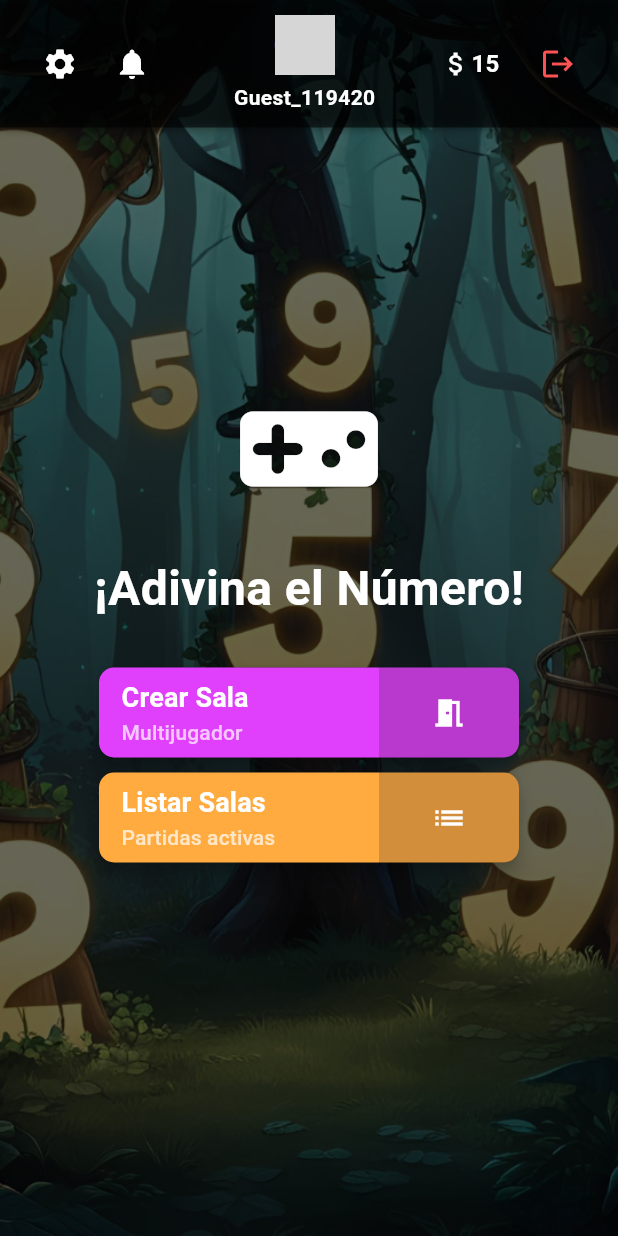
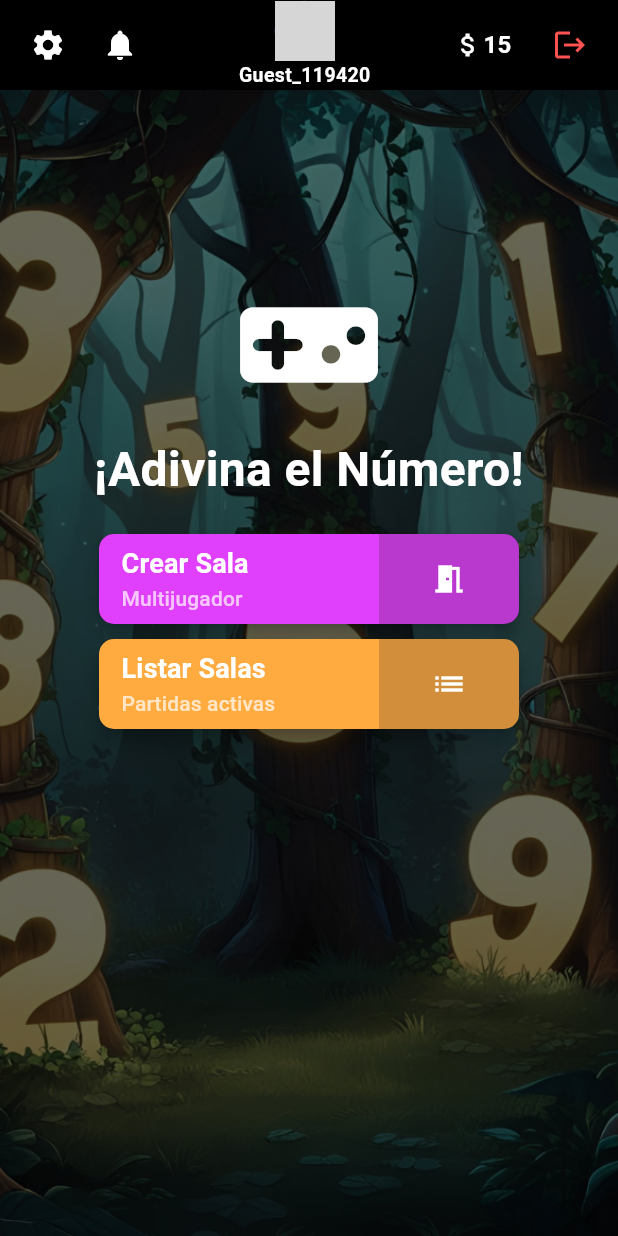
Before and after one commit to jesusromero92/GuessNumber, a Flutter app: the CreateRoomScreen screen opened directly with empty values, after a tap on "Volver", on a phone screen of 412 x 824 dp. Run offline on Flutter 3.47's test engine with Material 3 defaults, Android fonts, the light colour scheme and no system bars; our stand-ins replace lottie, shared_preferences; accounts and stored records are empty; grey boxes are pictures that could not be loaded.

Commit message:
v1.4 contenido centrado

```diff
--- a/lib/CreateRoomScreen.dart
+++ b/lib/CreateRoomScreen.dart
@@ -135,11 +135,16 @@ class _CreateRoomScreenState extends State<CreateRoomScreen> {
         return false;
       },
       child: Scaffold(
-        resizeToAvoidBottomInset: false, // 🔥 Evita que la UI cambie al abrir el teclado
-        body: Stack(
-          children: [
-            // 🔥 Fondo de pantalla
-            Container(
+        resizeToAvoidBottomInset: false,
+        appBar: PreferredSize(
+          preferredSize: Size.fromHeight(60),
+          child: SafeArea(child: TopBar()),
+        ),
+        body: LayoutBuilder(
+          builder: (context, constraints) {
+            bool isHorizontal = constraints.maxWidth > constraints.maxHeight;
+
+            return Container(
               decoration: BoxDecoration(
                 image: DecorationImage(
                   image: AssetImage("assets/background.png"),
@@ -148,46 +153,39 @@ class _CreateRoomScreenState extends State<CreateRoomScreen> {
                       Colors.black.withOpacity(0.6), BlendMode.darken),
                 ),
               ),
+              child: isHorizontal
+                  ? SingleChildScrollView( // 🔥 Solo hay scroll en horizontal
+                physics: BouncingScrollPhysics(),
+                child: _buildContent(),
+              )
+                  : _buildContent(), // 🔥 En vertical no hay scroll
+            );
+          },
         ),
+      ),
+    );
+  }
 
-            // 🔥 TopBar pegado arriba
-            Positioned(
-              top: 0,
-              left: 0,
-              right: 0,
-              child: TopBar(),
-            ),
-
-            // 🔥 Scroll para dispositivos pequeños
-            SingleChildScrollView(
-              physics: BouncingScrollPhysics(),
-              child: Container(
-                height: MediaQuery
-                    .of(context)
-                    .size
-                    .height, // 🔥 Ocupa toda la pantalla
+  /// 🔥 Contenido de la pantalla (se reutiliza en ambas vistas)
+  Widget _buildContent() {
+    return Padding(
       padding: EdgeInsets.symmetric(horizontal: 20),
-                child: LayoutBuilder(
-                  builder: (context, constraints) {
-                    bool isHorizontal = constraints.maxWidth >
-                        600; // 🔥 Detecta orientación
-
-                    return Column(
-                      mainAxisAlignment: MainAxisAlignment.center,
+      child: Column(
+        mainAxisAlignment: MainAxisAlignment.start, // 🔥 Alinea arriba
         crossAxisAlignment: CrossAxisAlignment.center,
         children: [
-                        Icon(Icons.add_circle_outline, color: Colors.white,
-                            size: isHorizontal ? 60 : 80),
-                        SizedBox(height: isHorizontal ? 10 : 15),
+          SizedBox(height: 120), // 🔥 Ajusta la distancia desde el top
+          Icon(Icons.add_circle_outline, color: Colors.white, size: 80),
+          SizedBox(height: 10), // 🔥 Reduce el espacio
           Text(
             "Crear Sala",
             style: TextStyle(
-                            fontSize: isHorizontal ? 24 : 28,
+              fontSize: 28,
               fontWeight: FontWeight.bold,
               color: Colors.white,
             ),
           ),
-                        SizedBox(height: isHorizontal ? 15 : 20),
+          SizedBox(height: 15), // 🔥 Reduce el espacio
 
           // 🔥 Campo de ID de Sala
           TextField(
@@ -198,15 +196,14 @@ class _CreateRoomScreenState extends State<CreateRoomScreen> {
               fillColor: Colors.white.withOpacity(0.2),
               hintText: "ID de Sala",
               hintStyle: TextStyle(color: Colors.white70),
-                            prefixIcon: Icon(
-                                Icons.meeting_room, color: Colors.white),
+              prefixIcon: Icon(Icons.meeting_room, color: Colors.white),
               border: OutlineInputBorder(
                 borderRadius: BorderRadius.circular(10),
                 borderSide: BorderSide.none,
               ),
             ),
           ),
-                        SizedBox(height: 15),
+          SizedBox(height: 10), // 🔥 Reduce el espacio
 
           // 🔥 Campo de Cantidad de Dígitos
           TextField(
@@ -225,42 +222,16 @@ class _CreateRoomScreenState extends State<CreateRoomScreen> {
               ),
             ),
           ),
-                        SizedBox(height: 15),
+          SizedBox(height: 10), // 🔥 Reduce el espacio
 
-                        if (isHorizontal)
-                        // 🔥 En horizontal, los botones están en fila
-                          Row(
-                            mainAxisAlignment: MainAxisAlignment.center,
-                            children: [
-                              // 🔥 Botón Volver
-                              TextButton(
-                                onPressed: () {
-                                  Navigator.of(context).pushReplacement(
-                                    PageRouteBuilder(
-                                      pageBuilder: (context, animation,
-                                          secondaryAnimation) => MainScreen(),
-                                      transitionDuration: Duration.zero,
-                                      reverseTransitionDuration: Duration.zero,
-                                    ),
-                                  );
-                                },
-                                child: Text("Volver", style: TextStyle(
-                                    color: Colors.redAccent, fontSize: 18)),
-                              ),
-
-                              SizedBox(width: 20), // Espacio entre los botones
-
-                              // 🔥 Botón Crear Sala
+          // 🔥 Botones (Igual en ambas orientaciones)
           ElevatedButton(
             onPressed: _isJoining ? null : _createRoom,
             style: ElevatedButton.styleFrom(
-                                  padding: EdgeInsets.symmetric(
-                                      horizontal: 40, vertical: 12),
+              padding: EdgeInsets.symmetric(horizontal: 40, vertical: 12),
               shape: RoundedRectangleBorder(
                   borderRadius: BorderRadius.circular(10)),
-                                  backgroundColor: _isJoining
-                                      ? Colors.grey
-                                      : Colors.orangeAccent,
+              backgroundColor: _isJoining ? Colors.grey : Colors.orangeAccent,
             ),
             child: _isJoining
                 ? SizedBox(
@@ -269,64 +240,27 @@ class _CreateRoomScreenState extends State<CreateRoomScreen> {
               child: CircularProgressIndicator(
                   color: Colors.black, strokeWidth: 3),
             )
-                                    : Text("Crear Sala", style: TextStyle(
-                                    fontSize: 18, color: Colors.black)),
+                : Text("Crear Sala",
+                style: TextStyle(fontSize: 18, color: Colors.black)),
           ),
-                            ],
-                          )
-                        else
-                        // 🔥 En vertical, los botones están en columna
-                          Column(
-                            children: [
-                              // 🔥 Botón Crear Sala
-                              ElevatedButton(
-                                onPressed: _isJoining ? null : _createRoom,
-                                style: ElevatedButton.styleFrom(
-                                  padding: EdgeInsets.symmetric(
-                                      horizontal: 40, vertical: 12),
-                                  shape: RoundedRectangleBorder(
-                                      borderRadius: BorderRadius.circular(10)),
-                                  backgroundColor: _isJoining
-                                      ? Colors.grey
-                                      : Colors.orangeAccent,
-                                ),
-                                child: _isJoining
-                                    ? SizedBox(
-                                  height: 24,
-                                  width: 24,
-                                  child: CircularProgressIndicator(
-                                      color: Colors.black, strokeWidth: 3),
-                                )
-                                    : Text("Crear Sala", style: TextStyle(
-                                    fontSize: 18, color: Colors.black)),
-                              ),
-                              SizedBox(height: 10), // Espacio entre los botones
+          SizedBox(height: 10),
 
           // 🔥 Botón Volver
           TextButton(
             onPressed: () {
               Navigator.of(context).pushReplacement(
                 PageRouteBuilder(
-                                      pageBuilder: (context, animation,
-                                          secondaryAnimation) => MainScreen(),
+                  pageBuilder: (context, animation, secondaryAnimation) =>
+                      MainScreen(),
                   transitionDuration: Duration.zero,
                   reverseTransitionDuration: Duration.zero,
                 ),
               );
             },
-                                child: Text("Volver", style: TextStyle(
-                                    color: Colors.redAccent, fontSize: 18)),
+            child: Text("Volver",
+                style: TextStyle(color: Colors.redAccent, fontSize: 18)),
           ),
         ],
-                          ),
-                      ],
-                    );
-                  },
-                ),
-              ),
-            ),
-          ],
-        ),
       ),
     );
   }
--- a/lib/main.dart
+++ b/lib/main.dart
@@ -17,8 +17,7 @@ void main() {
   WidgetsFlutterBinding.ensureInitialized();
 
   // 🔥 Ocultar SOLO la barra de estado (mantiene la barra de navegación)
-  _hideStatusBar(); // Ocultar la barra de estado al iniciar
-
+  //_hideStatusBar(); // Ocultar la barra de estado al iniciar
   runApp(MyApp());
 }
 void _hideStatusBar() {
@@ -29,6 +28,7 @@ void _hideStatusBar() {
   SystemChrome.setPreferredOrientations([
     DeviceOrientation.portraitUp, // 🔥 Solo modo vertical
   ]);
+
 }
 
 class MyApp extends StatelessWidget {
@@ -89,15 +89,8 @@ class _MainScreenState extends State<MainScreen> {
     super.initState();
     _loadLastSession(); // 🔥 Cargar última sesión guardada
     _loadUsername(); // Cargar el nombre al iniciar
-    _startHideTimer();
   }
 
-  void _startHideTimer() {
-    _hideTimer?.cancel();
-    _hideTimer = Timer(Duration(seconds: 3), () {
-      _hideStatusBar(); // 🔥 Vuelve a ocultar la barra de estado
-    });
-  }
 
   // 🔥 Cargar los datos guardados en SharedPreferences
   Future<void> _loadLastSession() async {
@@ -486,10 +479,11 @@ class _MainScreenState extends State<MainScreen> {
         final double buttonHeight = isHorizontal && isSmallScreen ? 40 : 60;
         final double buttonFontSize = isHorizontal && isSmallScreen ? 12 : 18;
 
-        return GestureDetector(
-          onTap: _startHideTimer, // 🔥 Reiniciar temporizador al tocar
-          onPanUpdate: (details) => _startHideTimer(), // 🔥 Reiniciar al deslizar
-          child: Scaffold(
+        return Scaffold(
+          appBar: PreferredSize(
+            preferredSize: Size.fromHeight(60), // 🔥 Tamaño fijo del AppBar
+            child: SafeArea(child: TopBar()), // 🔥 Evita que la barra de estado lo afecte
+          ),
           body: Stack(
             children: [
               // 🔥 Fondo de pantalla
@@ -504,75 +498,94 @@ class _MainScreenState extends State<MainScreen> {
                 ),
               ),
 
-                // 🔥 TopBar pegado arriba del todo sin `Positioned` dentro del widget
-                Positioned(
-                  top: 0,
-                  left: 0,
-                  right: 0,
-                  child: TopBar(),
+              // 🔥 Contenido en una Column alineada arriba
+              isHorizontal
+                  ? SingleChildScrollView(
+                physics: BouncingScrollPhysics(),
+                child: _buildContent(
+                  iconSize, titleFontSize, buttonHeight, buttonFontSize,
                 ),
+              )
+                  : _buildContent(iconSize, titleFontSize, buttonHeight, buttonFontSize),
+            ],
+          ),
+        );
+      },
+    );
+  }
 
-                // 🔥 Contenido completamente centrado
-                Center(
+  /// 🔥 Contenido ajustado (Centrado horizontalmente pero más arriba, SIN fondo en el icono)
+  Widget _buildContent(double iconSize, double titleFontSize, double buttonHeight, double buttonFontSize) {
+    return Align(
+      alignment: Alignment.topCenter, // 🔥 Centrado horizontalmente, pero más arriba
+      child: Padding(
+        padding: EdgeInsets.symmetric(horizontal: 20), // 🔥 Márgenes laterales
         child: Column(
-                    mainAxisSize: MainAxisSize.min,
+          mainAxisSize: MainAxisSize.min, // 🔥 Se ajusta al contenido, sin ocupar toda la pantalla
+          crossAxisAlignment: CrossAxisAlignment.center, // 🔥 Asegura que todo esté centrado
           children: [
-                      Icon(Icons.videogame_asset_rounded,
-                          color: Colors.white, size: iconSize), // 🔥 Ícono ajustado
-                      SizedBox(height: 20),
+            SizedBox(height: 120), // 🔥 Ajuste para subir todo más arriba
+
+            // 🔥 Icono sin fondo, directamente en color blanco
+            Icon(Icons.videogame_asset_rounded, color: Colors.white, size: iconSize),
+
+            SizedBox(height: 10), // 🔥 Espacio reducido para que esté más arriba
+
+            // 🔥 Título
             Text(
               "¡Adivina el Número!",
+              textAlign: TextAlign.center, // 🔥 Asegura que el texto esté centrado
               style: TextStyle(
-                          fontSize: titleFontSize, // 🔥 Texto ajustado
+                fontSize: titleFontSize,
                 fontWeight: FontWeight.bold,
                 color: Colors.white,
               ),
             ),
-                      SizedBox(height: 30),
 
-                      // 🔥 BOTÓN ESTILO EXACTO DE LA IMAGEN (Ajustado para pantallas pequeñas)
+            SizedBox(height: 20), // 🔥 Mantiene espacio para los botones
+
+            // 🔥 Botón Crear Sala
             _buildStyledButton(
               title: "Crear Sala",
               subtitle: "Multijugador",
               baseColor: Colors.purpleAccent,
               darkColor: Colors.deepPurple,
               icon: Icons.meeting_room,
-                        buttonHeight: buttonHeight, // 🔥 Ajuste dinámico del botón
-                        fontSize: buttonFontSize, // 🔥 Ajuste dinámico del texto
+              buttonHeight: buttonHeight,
+              fontSize: buttonFontSize,
               onPressed: () {
                 Navigator.of(context).push(
                   PageRouteBuilder(
                     pageBuilder: (context, animation, secondaryAnimation) =>
                         CreateRoomScreen(username: _username),
-                              transitionDuration: Duration.zero, // 🔥 Sin animación
-                              reverseTransitionDuration: Duration.zero, // 🔥 Sin animación al volver
+                    transitionDuration: Duration.zero,
+                    reverseTransitionDuration: Duration.zero,
                   ),
                 );
               },
             ),
 
-                      SizedBox(height: 10),
+            SizedBox(height: 10), // 🔥 Espaciado entre botones
 
+            // 🔥 Botón Listar Salas
             _buildStyledButton(
               title: "Listar Salas",
               subtitle: "Partidas activas",
               baseColor: Colors.orangeAccent,
               darkColor: Colors.deepOrange,
               icon: Icons.list,
-                        buttonHeight: buttonHeight, // 🔥 Ajuste dinámico del botón
-                        fontSize: buttonFontSize, // 🔥 Ajuste dinámico del texto
+              buttonHeight: buttonHeight,
+              fontSize: buttonFontSize,
               onPressed: () => _showAvailableRooms(context),
             ),
           ],
         ),
       ),
-              ],
-            ),
-          ),
-        );
-      },
     );
   }
+
+
+
 
   /// 🔥 Widget de botón con tamaño dinámico según la pantalla
   Widget _buildStyledButton({
--- a/lib/top_bar.dart
+++ b/lib/top_bar.dart
@@ -1,7 +1,11 @@
 import 'package:flutter/material.dart';
-import 'user_data.dart'; // 🔥 Importa la variable global de usuario
+import 'package:flutter/services.dart';
+import 'user_data.dart';
 
-class TopBar extends StatefulWidget {
+class TopBar extends StatefulWidget implements PreferredSizeWidget {
+  @override
+  Size get preferredSize => Size.fromHeight(60); // 🔥 Tamaño fijo sin desbordes
+
   @override
   _TopBarState createState() => _TopBarState();
 }
@@ -10,29 +14,39 @@ class _TopBarState extends State<TopBar> {
   @override
   void initState() {
     super.initState();
-    UserData.onUserUpdated = () {
-      if (mounted) setState(() {}); // 🔥 Se actualiza automáticamente
-    };
-    UserData.loadUserData(); // 🔥 Carga inicial
+    _loadUser(); // 🔥 Cargar el usuario al iniciar
   }
 
-  /// 🔥 Cerrar sesión y actualizar la UI
-  void _logout() async {
-    await UserData.logout(); // 🔥 Llamar a la función global de logout
-    if (mounted) setState(() {}); // 🔥 Refrescar UI si el widget sigue montado
+  Future<void> _loadUser() async {
+    await UserData.loadUserData(); // 🔥 Carga el usuario actual o aleatorio
+    if (mounted) {
+      setState(() {}); // 🔥 Actualiza la UI cuando el usuario esté disponible
+    }
+  }
+
+  Future<void> _logout() async {
+    await UserData.logout(); // 🔥 Limpia datos del usuario y asigna guest_XXXX
+    if (mounted) {
+      setState(() {}); // 🔥 Actualiza la UI después del logout
+    }
     ScaffoldMessenger.of(context).showSnackBar(
-      SnackBar(content: Text("🚪 Has cerrado sesión.")),
+      SnackBar(content: Text("🚪 Has cerrado sesión. Ahora eres ${UserData.username}.")),
     );
   }
 
   @override
   Widget build(BuildContext context) {
-    return Container(
-      padding: EdgeInsets.symmetric(horizontal: 16, vertical: 10),
-      decoration: BoxDecoration(
-        color: Colors.black.withOpacity(0.6), // 🔥 Fondo semitransparente
-        boxShadow: [BoxShadow(color: Colors.black45, blurRadius: 5, spreadRadius: 1)],
+    return AnnotatedRegion<SystemUiOverlayStyle>(
+      value: SystemUiOverlayStyle.dark.copyWith(
+        statusBarColor: Colors.transparent,
+        systemNavigationBarColor: Colors.black,
+        systemNavigationBarContrastEnforced: false,
       ),
+      child: Container(
+        height: 60, // 🔥 Fija la altura para evitar cambios inesperados
+        padding: EdgeInsets.symmetric(horizontal: 8),
+        color: Colors.black.withOpacity(0.6),
+        child: IntrinsicHeight(
           child: Row(
             mainAxisAlignment: MainAxisAlignment.spaceBetween,
             children: [
@@ -46,19 +60,25 @@ class _TopBarState extends State<TopBar> {
 
               // 🔹 Ícono de perfil con el nombre abajo (Centrado)
               Column(
-            mainAxisAlignment: MainAxisAlignment.center,
+                mainAxisSize: MainAxisSize.min,
                 children: [
-              UserData.profileImage != null
+                  UserData.isLoggedIn && UserData.profileImage != null
                       ? CircleAvatar(radius: 20, backgroundImage: AssetImage(UserData.profileImage!))
                       : CircleAvatar(
                     radius: 20, backgroundColor: Colors.white,
                     child: Icon(Icons.person, color: Colors.black, size: 24),
                   ),
-              SizedBox(height: 5),
-              Text(
-                UserData.username,
-                style: TextStyle(color: Colors.white, fontSize: 14, fontWeight: FontWeight.bold),
+                  SizedBox(height: 0),
+
+                  // 🔥 Nombre ajustado con `FittedBox`
+                  FittedBox(
+                    fit: BoxFit.scaleDown,
+                    child: Text(
+                      UserData.username.isNotEmpty ? UserData.username : "Cargando...",
+                      style: TextStyle(color: Colors.white, fontSize: 13, fontWeight: FontWeight.bold),
+                      maxLines: 1,
                       overflow: TextOverflow.ellipsis,
+                    ),
                   ),
                 ],
               ),
@@ -81,9 +101,11 @@ class _TopBarState extends State<TopBar> {
                     ),
                     onPressed: () {
                       if (UserData.isLoggedIn) {
-                    _logout(); // 🔥 Llamar a la función de cerrar sesión
+                        _logout(); // 🔥 Cierra sesión y asigna guest_XXXX
                       } else {
-                    Navigator.of(context).pushNamed('/login'); // 🔥 Navegar sin animación
+                        Navigator.of(context).pushNamed('/login').then((_) {
+                          _loadUser(); // 🔥 Recargar datos cuando el usuario inicie sesión
+                        });
                       }
                     },
                   ),
@@ -91,6 +113,8 @@ class _TopBarState extends State<TopBar> {
               ),
             ],
           ),
+        ),
+      ),
     );
   }
 }
```
Lines whose indentation alone changed are shown as unchanged.
